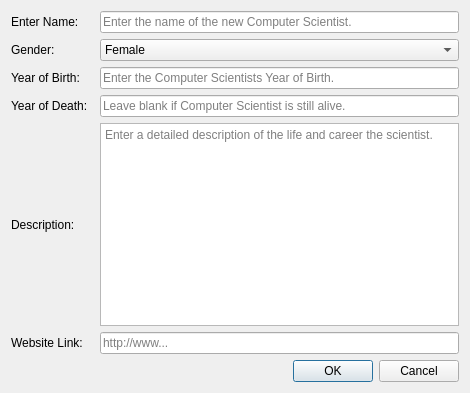
Above: UI/addnewscientist.ui from JonOrnBrynjarsson/vN1w3H51 before the change. Below: the same form after it.
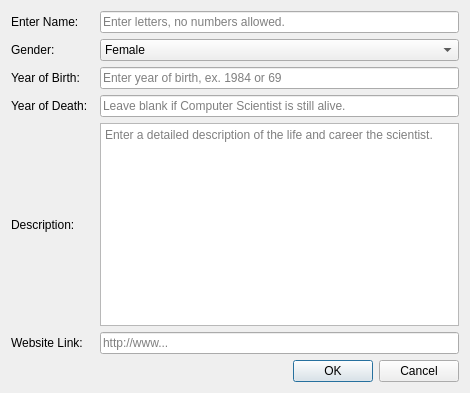
That is the form after the change.

Commit message: viðbót við add scientist

The edit to the form file:
```diff
--- a/UI/addnewscientist.ui
+++ b/UI/addnewscientist.ui
@@ -94,7 +94,7 @@
       <string/>
      </property>
      <property name="placeholderText">
-      <string>Enter the name of the new Computer Scientist.</string>
+      <string>Enter letters, no numbers allowed.</string>
      </property>
     </widget>
    </item>
@@ -142,7 +142,7 @@
    <item row="2" column="2">
     <widget class="QLineEdit" name="lineEdit_yob">
      <property name="placeholderText">
-      <string>Enter the Computer Scientists Year of Birth.</string>
+      <string>Enter year of birth, ex. 1984 or 69</string>
      </property>
     </widget>
    </item>
```
The commit also changes 11 other files.
